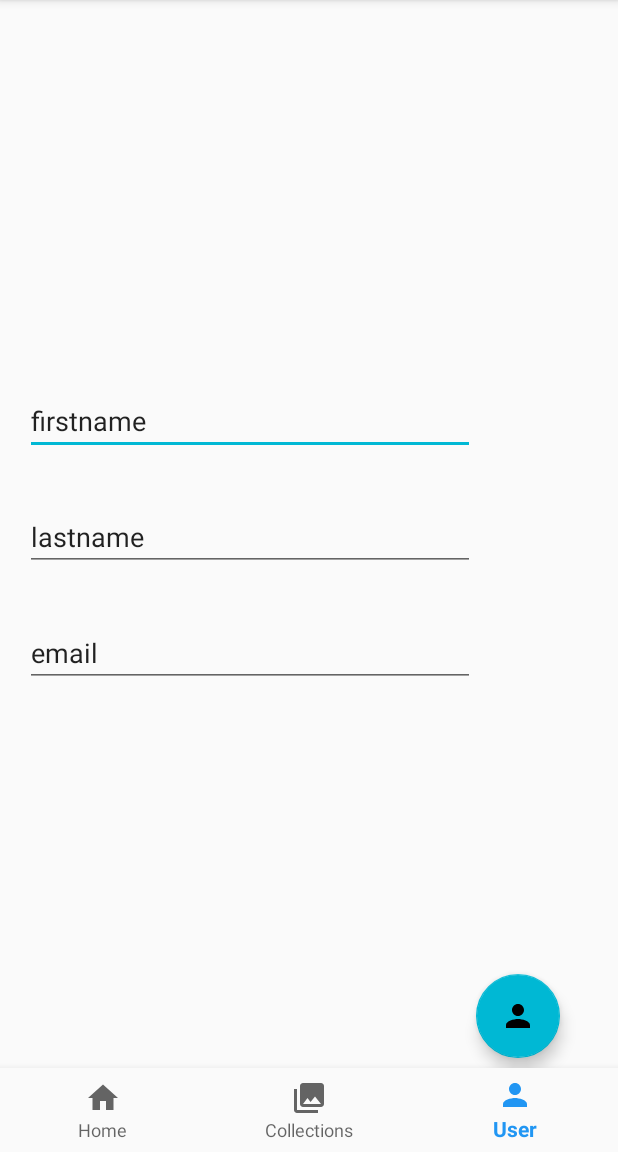
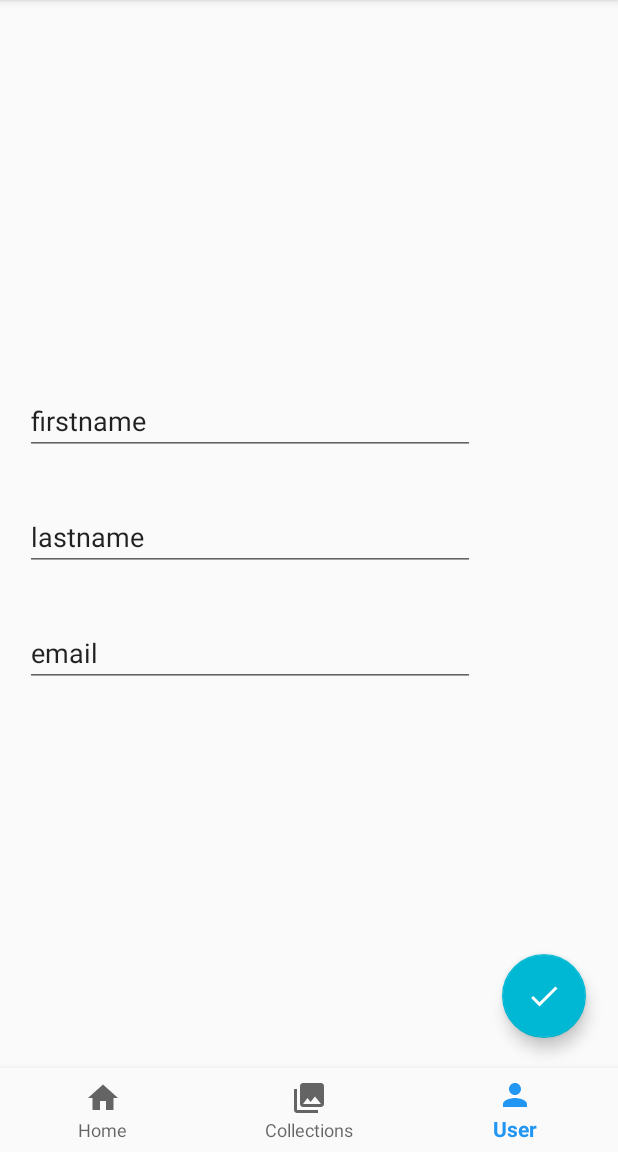
Before and after one commit to AGrefslie/REPIT_Project, an Android app: the user_fragment screen opened through its navigation route, on a phone screen of 412 x 824 dp, the part 84-1236 px from its top. Run offline under Robolectric (Android 15) with nearby library versions, the phone set to English and light mode, and no system bars; our stand-ins replace Firebase (no records; nobody signed in at launch, a user with empty details on screens opened directly), navigation-ui; libraries missing offline, so code that uses them is left out: com.firebase.ui; pictures from the network do not load.

Commit message:
Added user authentication
Added user login authentication via firebase auth

```diff
--- a/app/src/main/java/com/example/repit_project/MainActivity.kt
+++ b/app/src/main/java/com/example/repit_project/MainActivity.kt
@@ -1,20 +1,22 @@
 package com.example.repit_project
 
+import android.content.Intent
 import androidx.appcompat.app.AppCompatActivity
 import android.os.Bundle
+import android.widget.Toast
 import androidx.navigation.NavController
 import androidx.navigation.Navigation
 import androidx.navigation.ui.NavigationUI
-import androidx.recyclerview.widget.LinearLayoutManager
-import com.example.repit_project.Data.TestData
-import com.example.repit_project.RecyclerViewAdapter.QuizAdapter
+import com.firebase.ui.auth.AuthUI
+import com.google.firebase.auth.FirebaseAuth
 import kotlinx.android.synthetic.main.activity_main.*
-import kotlinx.android.synthetic.main.fragment_home.recycler_view
+import kotlinx.android.synthetic.main.fragment_home.*
 
 
 class MainActivity : AppCompatActivity() {
 
-    private lateinit var quizAdapter: QuizAdapter
+    private lateinit var firebaseAuth : FirebaseAuth
+    private lateinit var authStateListener : FirebaseAuth.AuthStateListener
 
     override fun onCreate(savedInstanceState: Bundle?) {
         super.onCreate(savedInstanceState)
@@ -23,8 +25,57 @@ class MainActivity : AppCompatActivity() {
         val navController = Navigation.findNavController(this, R.id.nav_host_fragment)
         setUpBottomNavMenu(navController)
 
-        initRecyclerView()
-        addDataSet()
+        createAuthenticationListener()
+
+        firebaseAuth = FirebaseAuth.getInstance()
+
+    }
+
+    override fun onResume() {
+        super.onResume()
+
+        firebaseAuth.addAuthStateListener(authStateListener)
+
+    }
+
+    override fun onPause() {
+        super.onPause()
+
+        firebaseAuth.removeAuthStateListener(authStateListener)
+    }
+
+    private fun createAuthenticationListener() {
+        authStateListener = FirebaseAuth.AuthStateListener {
+            val firebaseUser = firebaseAuth.currentUser
+            if (firebaseUser == null) {
+                startActivityForResult(
+                    AuthUI.getInstance()
+                        .createSignInIntentBuilder()
+                        .setAvailableProviders( arrayListOf(
+                            AuthUI.IdpConfig.GoogleBuilder().build(),
+                            AuthUI.IdpConfig.EmailBuilder().build()))
+                        .setIsSmartLockEnabled(false)
+                        .build(), RC_SIGN_IN
+                )
+            }
+            else {
+                userNameText.text = "Signed in as " + firebaseUser?.displayName
+            }
+        }
+    }
+
+    override fun onActivityResult(requestCode: Int, resultCode: Int, data: Intent?) {
+        super.onActivityResult(requestCode, resultCode, data)
+
+        if (requestCode == RC_SIGN_IN) {
+            if (resultCode == RESULT_OK) {
+                val user = firebaseAuth.currentUser
+                Toast.makeText(this, "Signed in as " + user?.displayName, Toast.LENGTH_SHORT).show()
+                userNameText.text = "Signed in as " + user?.displayName
+            } else if (resultCode == RESULT_CANCELED) {
+                Toast.makeText(this, "Sign in canceled", Toast.LENGTH_SHORT).show()
+            }
+        }
     }
 
     private fun setUpBottomNavMenu(navController : NavController) {
@@ -33,22 +84,8 @@ class MainActivity : AppCompatActivity() {
         }
     }
 
-    //Legger til data fra testklassen
-    private fun addDataSet() {
-        val data = TestData.createDataSet()
-        quizAdapter.submitList(data)
+    companion object {
+        const val RC_SIGN_IN = 1
+        private val LOGTAG = MainActivity::class.java.simpleName
     }
-
-    //Initsialiserer recyckerViewt
-    private fun initRecyclerView() {
-        recycler_view.apply {
-            layoutManager = LinearLayoutManager(this@MainActivity)
-            quizAdapter = QuizAdapter()
-            adapter = quizAdapter
-        }
-    }
-
-
-
-
 }
--- a/app/src/main/java/com/example/repit_project/Models/Quiz.kt
+++ b/app/src/main/java/com/example/repit_project/Models/Quiz.kt
@@ -3,4 +3,4 @@ package com.example.repit_project.Models
 import com.google.firebase.auth.FirebaseUser
 
 data class Quiz(var title : String, var description : String, var image : String, var public : Boolean,
-                val questions : ArrayList<Question>/*, val user : FirebaseUser*/)
+                val questions : List<Question>/*, val user : FirebaseUser*/)
--- a/app/src/main/java/com/example/repit_project/RecyclerViewAdapter/QuizAdapter.kt
+++ b/app/src/main/java/com/example/repit_project/RecyclerViewAdapter/QuizAdapter.kt
@@ -10,8 +10,9 @@ import com.example.repit_project.Models.Quiz
 import com.example.repit_project.R
 import kotlinx.android.synthetic.main.layout_listitem.view.*
 
-class QuizAdapter : RecyclerView.Adapter<RecyclerView.ViewHolder>() {
-    private var items : List<Quiz> = ArrayList()
+class QuizAdapter(private val list: List<Quiz>) : RecyclerView.Adapter<RecyclerView.ViewHolder>() {
+    private var items : List<Quiz> = list
+
 
     override fun onCreateViewHolder(parent: ViewGroup, viewType: Int): RecyclerView.ViewHolder {
         return QuizViewHolder(
--- a/app/src/main/java/com/example/repit_project/create_test_fragment.kt
+++ b/app/src/main/java/com/example/repit_project/create_test_fragment.kt
@@ -19,7 +19,6 @@ class create_test_fragment : Fragment() {
         // Inflate the layout for this fragment
         return inflater.inflate(R.layout.create_test, container, false)
 
-
     }
 
 
--- a/app/src/main/java/com/example/repit_project/home_fragment.kt
+++ b/app/src/main/java/com/example/repit_project/home_fragment.kt
@@ -7,9 +7,9 @@ import android.view.LayoutInflater
 import android.view.View
 import android.view.ViewGroup
 import androidx.recyclerview.widget.LinearLayoutManager
-import com.example.repit_project.Data.TestData
+import com.example.repit_project.Models.Question
+import com.example.repit_project.Models.Quiz
 import com.example.repit_project.RecyclerViewAdapter.QuizAdapter
-import com.google.firebase.auth.FirebaseAuth
 import kotlinx.android.synthetic.main.fragment_home.*
 
 
@@ -17,16 +17,44 @@ class home_fragment : Fragment() {
 
     private lateinit var quizAdapter: QuizAdapter
 
+    private val QuestionList = listOf(
+        Question("ok", "nei"),
+        Question("ok", "nei"),
+        Question("ok", "nei"),
+        Question("ok", "nei")
+    )
+
+    private val QuizList = listOf(
+        Quiz("Test Quiz", "This is just a test", "https://images.unsplash.com/photo-1524646432175-d58115a8a854?ixlib=rb-1.2.1&ixid=eyJhcHBfaWQiOjEyMDd9&auto=format&fit=crop&w=1050&q=80", false, QuestionList),
+        Quiz("Test Quiz", "This is just a test", "https://images.unsplash.com/photo-1524646432175-d58115a8a854?ixlib=rb-1.2.1&ixid=eyJhcHBfaWQiOjEyMDd9&auto=format&fit=crop&w=1050&q=80", false, QuestionList),
+        Quiz("Test Quiz", "This is just a test", "https://images.unsplash.com/photo-1524646432175-d58115a8a854?ixlib=rb-1.2.1&ixid=eyJhcHBfaWQiOjEyMDd9&auto=format&fit=crop&w=1050&q=80", false, QuestionList),
+        Quiz("Test Quiz", "This is just a test", "https://images.unsplash.com/photo-1524646432175-d58115a8a854?ixlib=rb-1.2.1&ixid=eyJhcHBfaWQiOjEyMDd9&auto=format&fit=crop&w=1050&q=80", false, QuestionList),
+        Quiz("Test Quiz", "This is just a test", "https://images.unsplash.com/photo-1524646432175-d58115a8a854?ixlib=rb-1.2.1&ixid=eyJhcHBfaWQiOjEyMDd9&auto=format&fit=crop&w=1050&q=80", false, QuestionList)
+    )
+
+
+
     override fun onCreateView(inflater: LayoutInflater, container: ViewGroup?, savedInstanceState: Bundle?): View? {
         //super.onCreate(savedInstanceState)
 
         // Inflate the layout for this fragment
         return inflater.inflate(R.layout.fragment_home, container, false)
 
-        /*
-        initRecyclerView()
-        addDataSet()
-         */
+
+        //initRecyclerView()
+
+
+    }
+
+    override fun onViewCreated(view: View, savedInstanceState: Bundle?) {
+        super.onViewCreated(view, savedInstanceState)
+
+        //addDataSet()
+
+        recycler_view.apply {
+            layoutManager = LinearLayoutManager(activity)
+            adapter = QuizAdapter(QuizList)
+        }
     }
 
     /*
@@ -35,7 +63,8 @@ class home_fragment : Fragment() {
         val data = TestData.createDataSet()
         quizAdapter.submitList(data)
     }
-
+    */
+    /*
     //Initsialiserer recyckerViewet
     private fun initRecyclerView() {
         recycler_view.apply {
--- /dev/null
+++ b/app/src/main/res/drawable/ic_check.xml
@@ -0,0 +1,9 @@
+<vector xmlns:android="http://schemas.android.com/apk/res/android"
+        android:width="24dp"
+        android:height="24dp"
+        android:viewportWidth="24.0"
+        android:viewportHeight="24.0">
+    <path
+        android:fillColor="#ffffff"
+        android:pathData="M9,16.17L4.83,12l-1.42,1.41L9,19 21,7l-1.41,-1.41z"/>
+</vector>
--- a/app/src/main/res/layout/activity_main.xml
+++ b/app/src/main/res/layout/activity_main.xml
@@ -16,6 +16,7 @@
         app:layout_constraintRight_toRightOf="parent"
         app:layout_constraintTop_toTopOf="parent"
         app:layout_constraintBottom_toBottomOf="parent"
+        android:layout_marginBottom="50sp"
 
         app:defaultNavHost="true"
         app:navGraph="@navigation/nav_graph" />
@@ -30,11 +31,4 @@
         app:layout_constraintStart_toStartOf="parent"
         app:menu="@menu/bottom_navigation" />
 
-    <androidx.recyclerview.widget.RecyclerView
-        android:id="@+id/recycler_view"
-        android:layout_width="match_parent"
-        android:layout_height="match_parent"
-        tools:layout_editor_absoluteX="0dp"
-        tools:layout_editor_absoluteY="0dp" />
-
 </androidx.constraintlayout.widget.ConstraintLayout>
--- a/app/src/main/res/layout/fragment_user.xml
+++ b/app/src/main/res/layout/fragment_user.xml
@@ -79,13 +79,13 @@
         android:layout_width="wrap_content"
         android:layout_height="wrap_content"
         android:clickable="true"
-        android:focusable="auto"
-        android:src="@drawable/ic_user"
+        android:focusable="true"
+        android:src="@drawable/ic_check"
         app:layout_constraintBottom_toBottomOf="parent"
         app:layout_constraintEnd_toEndOf="parent"
-        app:layout_constraintHorizontal_bias="0.892"
+        app:layout_constraintHorizontal_bias="0.94"
         app:layout_constraintStart_toStartOf="parent"
         app:layout_constraintTop_toTopOf="@+id/guideline3"
-        app:layout_constraintVertical_bias="0.718" />
+        app:layout_constraintVertical_bias="0.85" />
 
 </androidx.constraintlayout.widget.ConstraintLayout>
--- /dev/null
+++ b/app/src/main/res/menu/option_menu.xml
@@ -0,0 +1,4 @@
+<?xml version="1.0" encoding="utf-8"?>
+<menu xmlns:android="http://schemas.android.com/apk/res/android">
+
+</menu>
--- a/app/src/main/res/values/strings.xml
+++ b/app/src/main/res/values/strings.xml
@@ -10,4 +10,5 @@
 
     <!-- TODO: Remove or change this placeholder text -->
     <string name="hello_blank_fragment">Hello blank fragment</string>
+    <string name="login">Login</string>
 </resources>
```
Also changed, not shown: app/src/main/java/com/example/repit_project/Data/TestData.kt (+6 -3 lines), app/src/main/res/drawable/ic_add.xml (added, +9 -0 lines), app/src/main/res/layout/fragment_home.xml (+18 -0 lines), app/src/main/res/menu/top_navigation.xml (deleted, +0 -10 lines).
